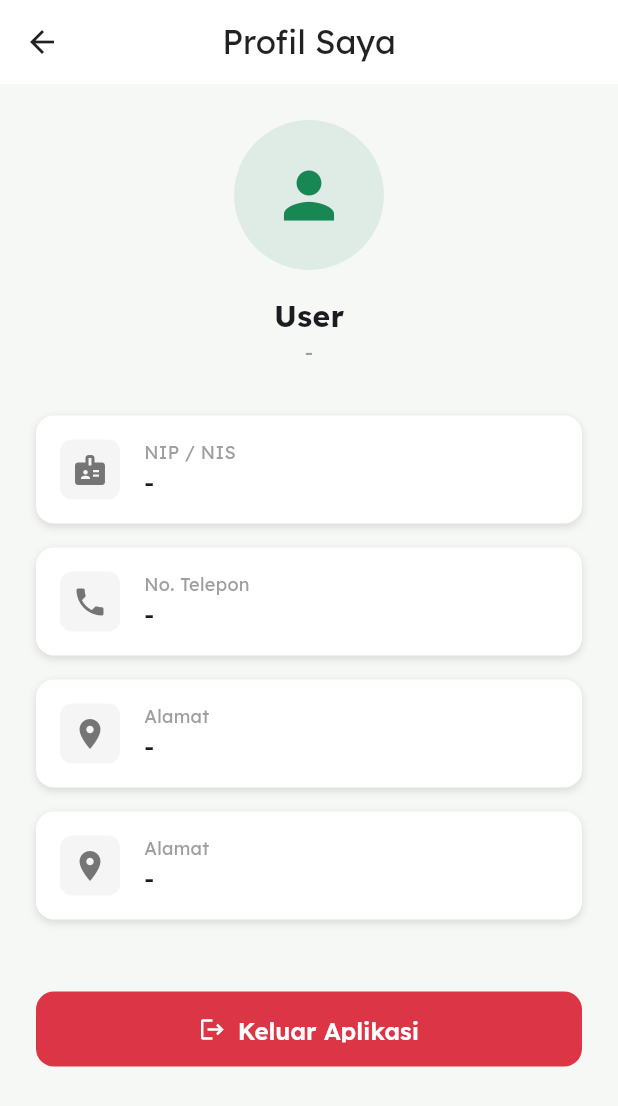
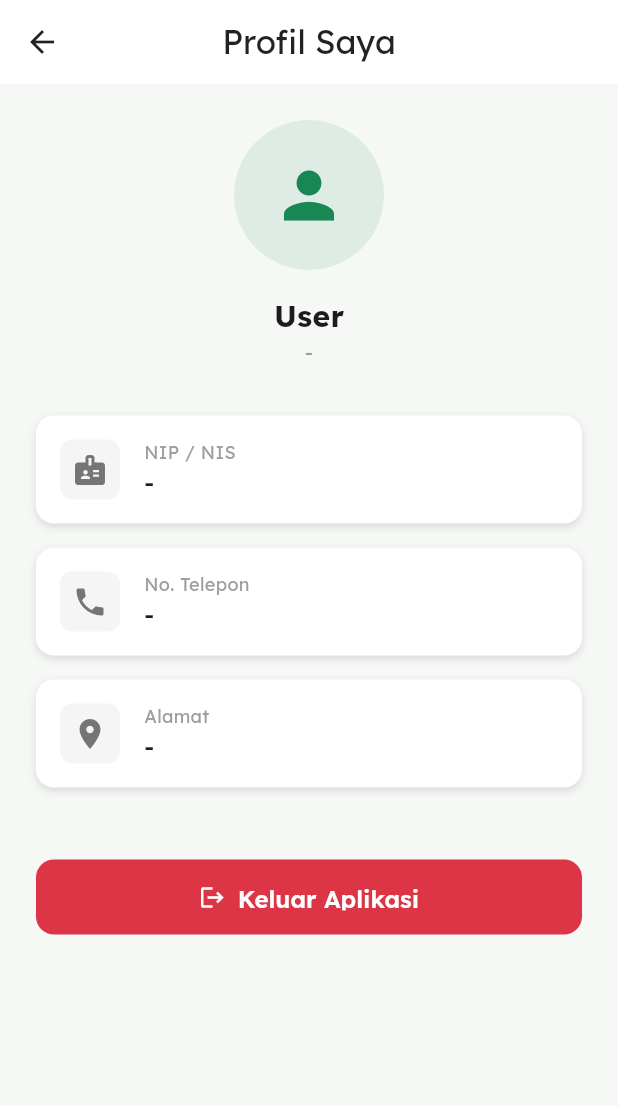
Before and after one commit to Beni80amz/admin-madrasah, a Flutter app: the ProfileScreen screen opened directly, on a phone screen of 412 x 824 dp. Shown: the top 1106 px of the screen. Run offline on Flutter 3.47's test engine with Material 3 defaults, Android fonts, the light colour scheme and no system bars; our stand-ins replace connectivity_plus, dio, flutter_riverpod, geolocator, google_fonts, hive_flutter and 1 more; missing offline and left inert: google_mlkit_face_detection, mobile_scanner; accounts and stored records are empty.

Commit message:
Fix import paths and UI structure for Admin features

```diff
--- a/mobile/lib/features/admin/presentation/admin_controller.dart
+++ b/mobile/lib/features/admin/presentation/admin_controller.dart
@@ -1,5 +1,5 @@
 import 'package:flutter_riverpod/flutter_riverpod.dart';
-import 'admin_repository.dart';
+import '../data/admin_repository.dart';
 
 class AdminState {
   final bool isLoading;
--- a/mobile/lib/features/admin/presentation/screens/user_management_screen.dart
+++ b/mobile/lib/features/admin/presentation/screens/user_management_screen.dart
@@ -1,7 +1,7 @@
 import 'package:flutter/material.dart';
 import 'package:flutter_riverpod/flutter_riverpod.dart';
 import 'package:google_fonts/google_fonts.dart';
-import 'admin_controller.dart';
+import '../admin_controller.dart';
 import '../../../../core/theme/app_theme.dart';
 
 class UserManagementScreen extends ConsumerStatefulWidget {
--- a/mobile/lib/features/profile/presentation/screens/profile_screen.dart
+++ b/mobile/lib/features/profile/presentation/screens/profile_screen.dart
@@ -48,7 +48,6 @@ class ProfileScreen extends ConsumerWidget {
             _buildInfoTile(Icons.phone, 'No. Telepon', profile?['no_hp'] ?? '-'),
             _buildInfoTile(Icons.location_on, 'Alamat', profile?['alamat'] ?? '-'),
 
-            _buildInfoTile(Icons.location_on, 'Alamat', profile?['alamat'] ?? '-'),
 
             // Admin Menu
             if (userData?['email'] == 'admin@admin.com' || userData?['name'] == 'Administrator') ...[
```
